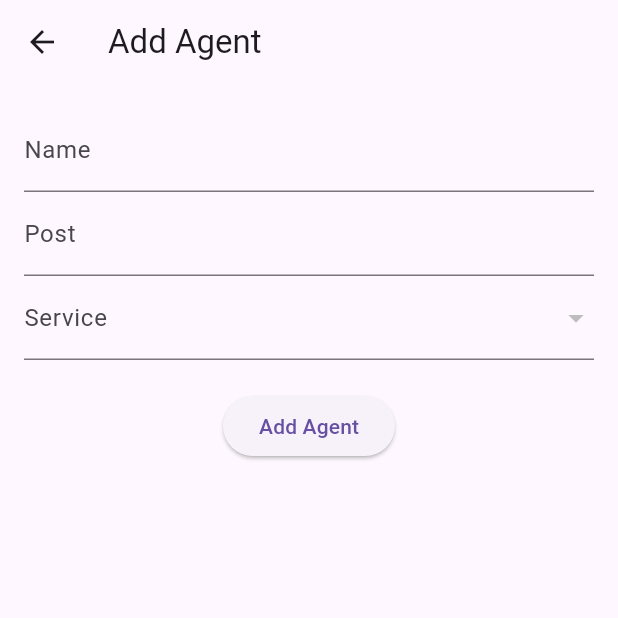
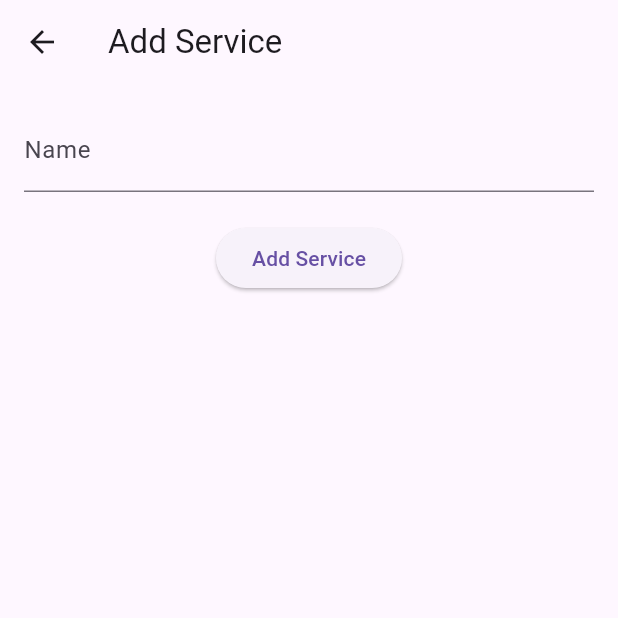
Before and after one commit to vemo068/inventaire_cnas, a Flutter app: the AgentsPage screen opened directly, after a tap on the "add" icon, on a phone screen of 412 x 824 dp, the top half of it. Run offline on Flutter 3.47's test engine with Material 3 defaults, Android fonts, the phone set to English and light mode, and no system bars; our stand-ins replace get, pdf, sqflite_common_ffi; accounts and stored records are empty.

Commit message:
change db structure

```diff
--- a/lib/controllers/database_controller.dart
+++ b/lib/controllers/database_controller.dart
@@ -30,6 +30,7 @@ class DatabaseController extends GetxController {
   BonDeCommende? selectedBonDeCommende;
 
   TextEditingController designationNameController = TextEditingController();
+  TextEditingController designationCompteController = TextEditingController();
   //add prix and tva and ,articlenom controllers
   TextEditingController articleNameController = TextEditingController();
   TextEditingController descriptionController = TextEditingController();
@@ -135,11 +136,12 @@ class DatabaseController extends GetxController {
 
   // Add a new designation
   Future<void> addDesignation() async {
-    if (designationNameController.text == "") {
+    if (designationNameController.text == "" ||
+        designationCompteController.text == "") {
       Get.snackbar("Error", "Please fill all the fields");
     } else {
       Designation designation =
-          Designation(name: designationNameController.text);
+          Designation(name: designationNameController.text, compte: designationCompteController.text);
       await _dbHelper.insertDesignation(designation);
       fetchDesignations();
       fetchAllDesignations();
--- a/lib/models/affectation.dart
+++ b/lib/models/affectation.dart
@@ -1,12 +1,12 @@
 class Affectation {
   int? id;
-  int agent_id;
+  int service_id;
   int article_id;
   DateTime dateAffectation; // Store as DateTime
 
   Affectation({
     this.id,
-    required this.agent_id,
+    required this.service_id,
     required this.article_id,
     required this.dateAffectation,
   });
@@ -14,7 +14,7 @@ class Affectation {
   Map<String, dynamic> toJson() {
     return {
       'id': id,
-      'agent_id': agent_id,
+      'agent_id': service_id,
       'article_id': article_id,
       'dateAffectation': dateAffectation.toIso8601String().split('T')[0], // Store as String (YYYY-MM-DD)
     };
@@ -23,7 +23,7 @@ class Affectation {
   static Affectation fromJson(Map<String, dynamic> map) {
     return Affectation(
       id: map['id'],
-      agent_id: map['agent_id'],
+      service_id: map['service_id'],
       article_id: map['article_id'],
       dateAffectation: DateTime.parse(map['dateAffectation']), // Convert String to DateTime
     );
--- a/lib/models/agent.dart
+++ b/lib/models/agent.dart
@@ -1,27 +1,27 @@
-class AgentC {
+class ServiceC {
   int? id;
   String name;
-  String post;
-  int service_id;
 
 
-  AgentC({this.id, required this.name, required this.service_id, required this.post});
+
+  ServiceC(
+      {this.id,
+      required this.name,
+      });
 
   Map<String, dynamic> toJson() {
     return {
       'id': id,
       'name': name,
-      'service_id': service_id,
-      'post': post,
+
     };
   }
 
-  factory AgentC.fromJson(Map<String, dynamic> map) {
-    return AgentC(
+  factory ServiceC.fromJson(Map<String, dynamic> map) {
+    return ServiceC(
       id: map['id'],
       name: map['name'],
-      service_id: map['service_id'],
-      post: map['post'],
+
     );
   }
 }
--- a/lib/models/designation.dart
+++ b/lib/models/designation.dart
@@ -3,21 +3,25 @@ import 'package:flutter/material.dart';
 class Designation {
   int? id;
   String name;
+  String compte;
 
   Designation({
-     this.id,
+    this.id,
     required this.name,
+    required this.compte,
   });
 
   // Converts a Designation instance to a JSON object.
   Map<String, dynamic> toJson() => {
         'id': id,
         'name': name,
+        'compte': compte,
       };
 
   // Creates a Designation instance from a JSON object.
   factory Designation.fromJson(Map<String, dynamic> json) => Designation(
         id: json['id'],
         name: json['name'],
+        compte: json['compte'],
       );
 }
--- a/lib/models/service.dart
+++ /dev/null
@@ -1,20 +0,0 @@
-class ServiceC {
-  int? id;
-  String name;
-
-  ServiceC({this.id, required this.name});
-
-  Map<String, dynamic> toJson() {
-    return {
-      'id': id,
-      'name': name,
-    };
-  }
-
-  factory ServiceC.fromJson(Map<String, dynamic> map) {
-    return ServiceC(
-      id: map['id'],
-      name: map['name'],
-    );
-  }
-}
--- a/lib/page/affectation/add_affectation_page.dart
+++ b/lib/page/affectation/add_affectation_page.dart
@@ -39,11 +39,11 @@ class _AddAffectationPageState extends State<AddAffectationPage> {
                 const SizedBox(height: 20),
                 DropdownButtonFormField<int>(
                   decoration: const InputDecoration(
-                      labelText: 'Select Agent', border: OutlineInputBorder()),
-                  items: controller.agents.map((agent) {
+                      labelText: 'Select Service', border: OutlineInputBorder()),
+                  items: controller.services.map((service) {
                     return DropdownMenuItem<int>(
-                      value: agent.id,
-                      child: Text(agent.name),
+                      value: service.id,
+                      child: Text(service.name),
                     );
                   }).toList(),
                   onChanged: (value) {
@@ -104,7 +104,7 @@ class _AddAffectationPageState extends State<AddAffectationPage> {
                   onPressed: () {
                     if (selectedAgentId != null && selectedArticleId != null) {
                       controller.addAffectation(Affectation(
-                        agent_id: selectedAgentId!,
+                        service_id: selectedAgentId!,
                         article_id: selectedArticleId!,
                         dateAffectation: selectedDate,
                       ));
--- a/lib/page/affectation/add_agent_page.dart
+++ /dev/null
@@ -1,60 +0,0 @@
-import 'package:flutter/material.dart';
-import 'package:get/get.dart';
-import 'package:inventaire_cnas/controllers/affectation_controller.dart';
-import 'package:inventaire_cnas/models/agent.dart';
-
-class AddAgentPage extends StatelessWidget {
-  final AffectationController controller = Get.find<AffectationController>();
-  final TextEditingController nameController = TextEditingController();
-  final TextEditingController postController = TextEditingController();
-  int? selectedServiceId;
-
-  @override
-  Widget build(BuildContext context) {
-    return Scaffold(
-      appBar: AppBar(title: Text('Add Agent')),
-      body: Padding(
-        padding: EdgeInsets.all(16.0),
-        child: Column(
-          children: [
-            TextField(
-              controller: nameController,
-              decoration: InputDecoration(labelText: 'Name'),
-            ),
-            TextField(
-              controller: postController,
-              decoration: InputDecoration(labelText: 'Post'),
-            ),
-            DropdownButtonFormField<int>(
-              value: selectedServiceId,
-              decoration: InputDecoration(labelText: 'Service'),
-              items: controller.services.map((service) {
-                return DropdownMenuItem<int>(
-                  value: service.id,
-                  child: Text(service.name),
-                );
-              }).toList(),
-              onChanged: (value) {
-                selectedServiceId = value;
-              },
-            ),
-            SizedBox(height: 20),
-            ElevatedButton(
-              onPressed: () {
-                if (nameController.text.isNotEmpty && postController.text.isNotEmpty && selectedServiceId != null) {
-                  controller.addAgent(AgentC(
-                    name: nameController.text,
-                    post: postController.text,
-                    service_id: selectedServiceId!,
-                  ));
-                  Get.back();
-                }
-              },
-              child: Text('Add Agent'),
-            ),
-          ],
-        ),
-      ),
-    );
-  }
-}
--- a/lib/page/affectation/add_service_page.dart
+++ b/lib/page/affectation/add_service_page.dart
@@ -1,34 +1,43 @@
 import 'package:flutter/material.dart';
 import 'package:get/get.dart';
 import 'package:inventaire_cnas/controllers/affectation_controller.dart';
-import 'package:inventaire_cnas/models/service.dart';
+import 'package:inventaire_cnas/models/agent.dart';
 
-
-class AddServicePage extends StatelessWidget {
+class AddAgentPage extends StatelessWidget {
   final AffectationController controller = Get.find<AffectationController>();
   final TextEditingController nameController = TextEditingController();
+  final TextEditingController postController = TextEditingController();
+  int? selectedServiceId;
+
+  AddAgentPage({super.key});
 
   @override
   Widget build(BuildContext context) {
     return Scaffold(
-      appBar: AppBar(title: Text('Add Service')),
+      appBar: AppBar(title: const Text('Add Service')),
       body: Padding(
-        padding: EdgeInsets.all(16.0),
+        padding: const EdgeInsets.all(16.0),
         child: Column(
           children: [
             TextField(
               controller: nameController,
-              decoration: InputDecoration(labelText: 'Service Name'),
+              decoration: const InputDecoration(labelText: 'Name'),
             ),
-            SizedBox(height: 20),
+
+            const SizedBox(height: 20),
             ElevatedButton(
               onPressed: () {
-                if (nameController.text.isNotEmpty) {
-                  controller.addService(ServiceC(name: nameController.text));
+                if (nameController.text.isNotEmpty &&
+                    postController.text.isNotEmpty &&
+                    selectedServiceId != null) {
+                  controller.addAgent(ServiceC(
+                    name: nameController.text,
+
+                  ));
                   Get.back();
                 }
               },
-              child: Text('Add Service'),
+              child: const Text('Add Service'),
             ),
           ],
         ),
--- a/lib/page/affectation/affectations_page.dart
+++ b/lib/page/affectation/affectations_page.dart
@@ -161,9 +161,9 @@ class _AffectationsPageState extends State<AffectationsPage> {
                   }
                   return true;
                 }).map((affectation) {
-                  final agentName = controller.agents
+                  final agentName = controller.services
                       .firstWhere(
-                        (agent) => agent.id == affectation.agent_id,
+                        (agent) => agent.id == affectation.service_id,
                       )
                       .name;
                   final articleName = dbController.articles
--- a/lib/page/affectation/agents_page.dart
+++ /dev/null
@@ -1,34 +0,0 @@
-import 'package:flutter/material.dart';
-import 'package:get/get.dart';
-import 'package:inventaire_cnas/controllers/affectation_controller.dart';
-import 'package:inventaire_cnas/page/affectation/add_agent_page.dart';
-
-
-class AgentsPage extends StatelessWidget {
-  final AffectationController controller = Get.find<AffectationController>();
-
-  @override
-  Widget build(BuildContext context) {
-    return Scaffold(
-      appBar: AppBar(title: Text('Agents')),
-      body: Obx(() => ListView.builder(
-            itemCount: controller.agents.length,
-            itemBuilder: (context, index) {
-              final agent = controller.agents[index];
-              return ListTile(
-                title: Text(agent.name),
-                subtitle: Text(agent.post),
-                trailing: IconButton(
-                  icon: Icon(Icons.delete, color: Colors.red),
-                  onPressed: () => controller.deleteAgent(agent.id!),
-                ),
-              );
-            },
-          )),
-      floatingActionButton: FloatingActionButton(
-        child: Icon(Icons.add),
-        onPressed: () => Get.to(() => AddAgentPage()),
-      ),
-    );
-  }
-}
--- a/lib/page/affectation/nav_affectation.dart
+++ b/lib/page/affectation/nav_affectation.dart
@@ -1,7 +1,6 @@
 import 'package:flutter/material.dart';
 import 'package:get/get.dart';
 import 'package:inventaire_cnas/page/affectation/stats_page.dart';
-import 'agents_page.dart';
 import 'services_page.dart';
 import 'affectations_page.dart';
 
@@ -34,8 +33,6 @@ class AffectationsNavigationPage extends StatelessWidget {
           const SizedBox(height: 20),
           _buildSidebarButton(context, Icons.people, "Agents",
               () => Get.to(() => AgentsPage())),
-          _buildSidebarButton(context, Icons.business, "Services",
-              () => Get.to(() => ServicesPage())),
           _buildSidebarButton(context, Icons.assignment, "Affectations",
               () => Get.to(() => const AffectationsPage())),
           _buildSidebarButton(context, Icons.bar_chart, "Statistiques",
```
Also changed, not shown: lib/SQL/db_designation.dart (+65 -34 lines), lib/SQL/tables.dart (+23 -24 lines), lib/controllers/affectation_controller.dart (+11 -29 lines), lib/models/affectation_unit.dart (added, +44 -0 lines), lib/page/affectation/services_page.dart (+6 -5 lines), lib/page/affectation/stats_page.dart (+7 -5 lines).
